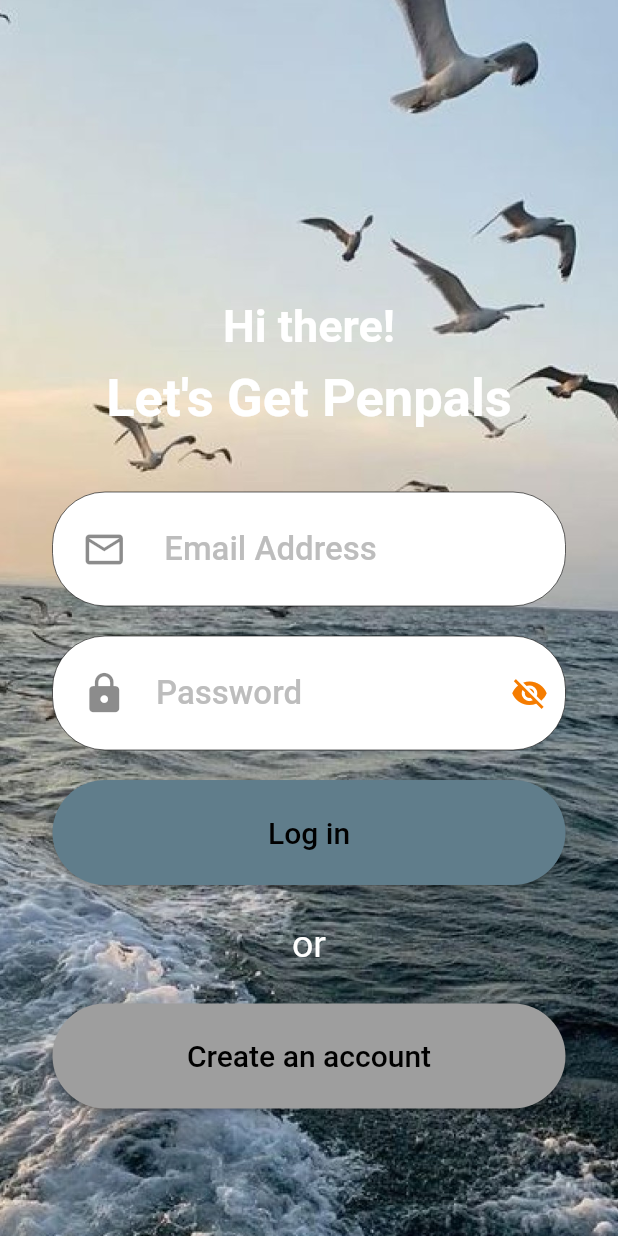
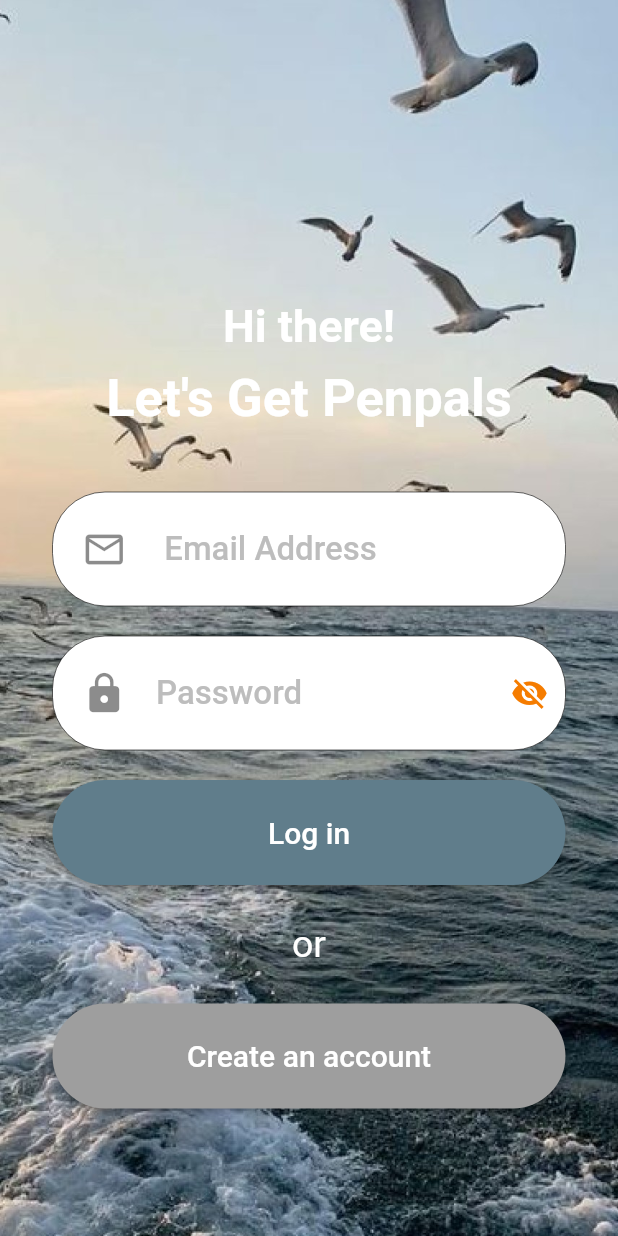
Before and after one commit to litrar/floating-bottle, a Flutter app: the screen it shows after launch, on a phone screen of 412 x 824 dp. Run offline on Flutter 3.47's test engine with Material 2 defaults, Android fonts, the phone set to English and light mode, and no system bars; our stand-ins replace flutter_bloc, flutter_screenutil, go_router, image_picker.

Commit message:
update login page

```diff
--- a/lib/pages/authentication/login.dart
+++ b/lib/pages/authentication/login.dart
@@ -162,7 +162,7 @@ class _LoginPageState extends State<Login> {
         },
         child: const Text(
           "Log in",
-          style: TextStyle(fontSize: 20),
+          style: TextStyle(fontSize: 20,color: Colors.white),
         ),
       ),
     );
@@ -191,7 +191,7 @@ class _LoginPageState extends State<Login> {
         },
         child: const Text(
           "Create an account",
-          style: TextStyle(fontSize: 20),
+          style: TextStyle(fontSize: 20,color: Colors.white),
         ),
       ),
     );
```
